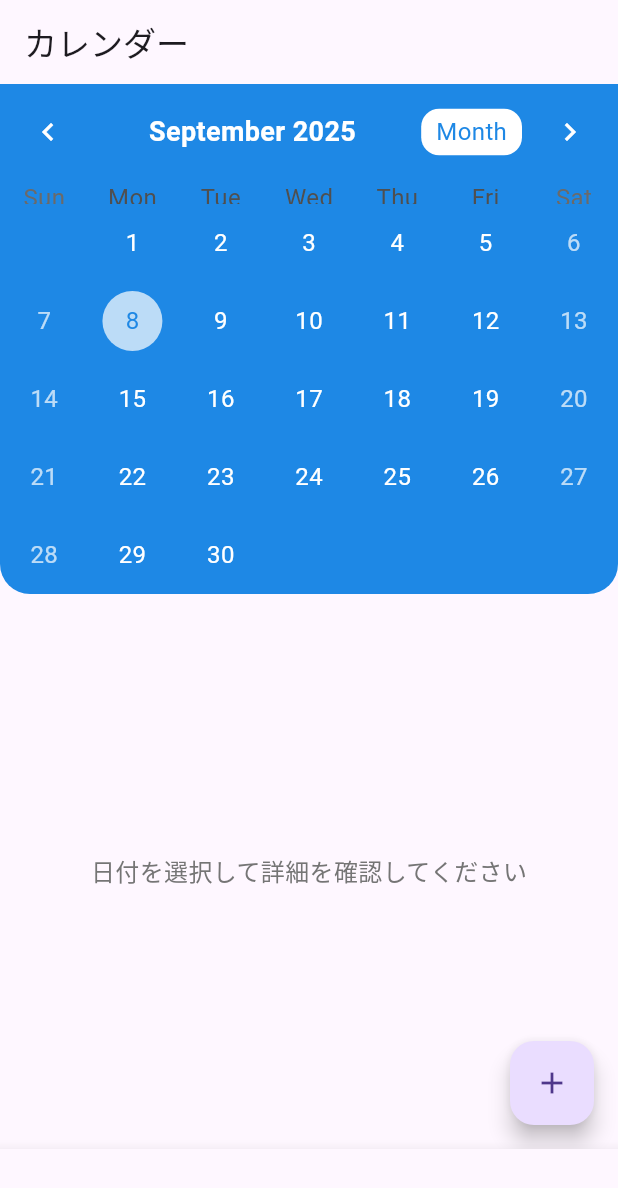
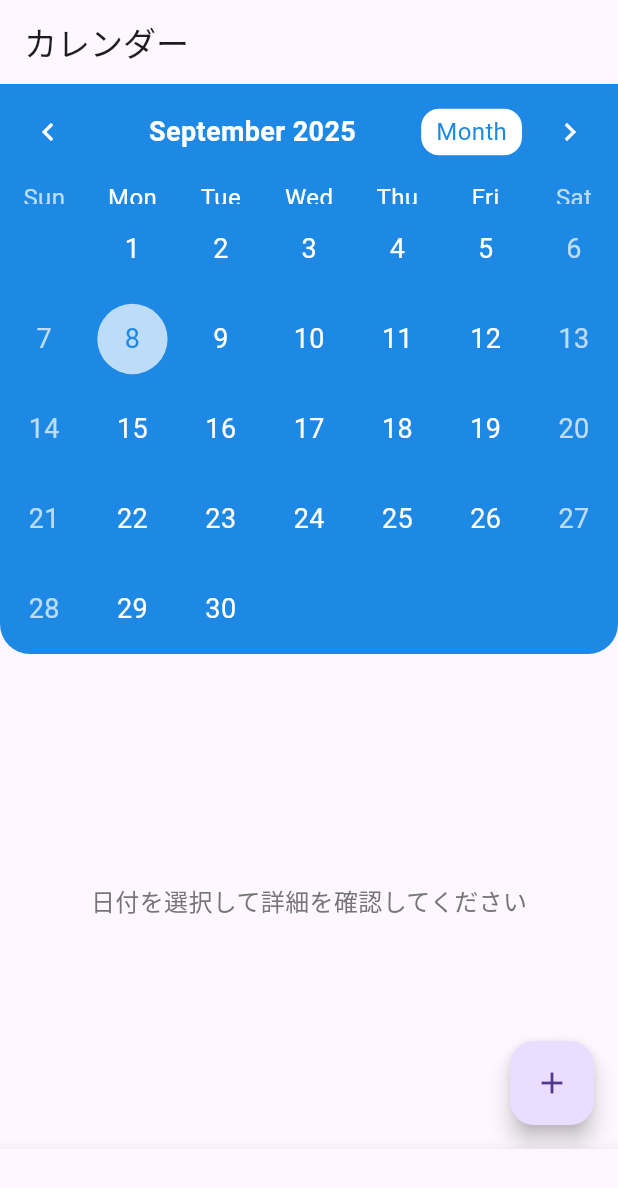
Before and after one commit to N-plus/PaymentCalendar, a Flutter app: the screen it shows after launch, on a phone screen of 412 x 824 dp. Shown: the top 1188 px of the screen. Run offline on Flutter 3.47's test engine with Material 3 defaults, Android fonts, the phone set to English and light mode, and no system bars; drawn by our look-alikes of table_calendar; accounts and stored records are empty; Roboto replaces fonts that are missing (NotoSansJP).

Commit message:
Increase calendar date spacing for readability

```diff
--- a/lib/screens/home_screen.dart
+++ b/lib/screens/home_screen.dart
@@ -46,6 +46,11 @@ class _HomeScreenState extends State<HomeScreen> {
               calendarFormat: _calendarFormat,
               eventLoader: provider.expensesOn,
               startingDayOfWeek: StartingDayOfWeek.sunday,
+              rowHeight: 60,
+              daysOfWeekStyle: const DaysOfWeekStyle(
+                weekdayStyle: TextStyle(fontSize: 16, color: Colors.white),
+                weekendStyle: TextStyle(fontSize: 16, color: Colors.white70),
+              ),
               selectedDayPredicate: (day) => isSameDay(_selectedDay, day),
               onDaySelected: (selectedDay, focusedDay) {
                 setState(() {
@@ -61,11 +66,16 @@ class _HomeScreenState extends State<HomeScreen> {
               onPageChanged: (focusedDay) => _focusedDay = focusedDay,
               calendarStyle: CalendarStyle(
                 outsideDaysVisible: false,
-                weekendTextStyle: const TextStyle(color: Colors.white70),
-                holidayTextStyle: const TextStyle(color: Colors.white70),
-                defaultTextStyle: const TextStyle(color: Colors.white),
-                selectedTextStyle: TextStyle(color: Colors.blue[600]),
-                todayTextStyle: TextStyle(color: Colors.blue[600]),
+                weekendTextStyle:
+                    const TextStyle(color: Colors.white70, fontSize: 18),
+                holidayTextStyle:
+                    const TextStyle(color: Colors.white70, fontSize: 18),
+                defaultTextStyle:
+                    const TextStyle(color: Colors.white, fontSize: 18),
+                selectedTextStyle:
+                    TextStyle(color: Colors.blue[600], fontSize: 18),
+                todayTextStyle:
+                    TextStyle(color: Colors.blue[600], fontSize: 18),
                 selectedDecoration: const BoxDecoration(
                   color: Colors.white,
                   shape: BoxShape.circle,
```
